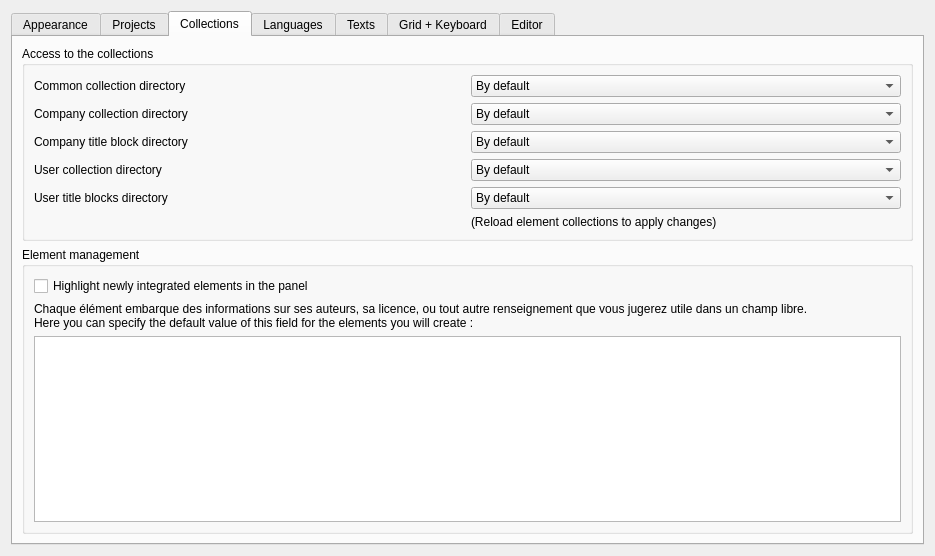
Qt form sources/ui/configpage/generalconfigurationpage.ui (EmilOsvoll/qelectrotech-source-mirror) before a commit.
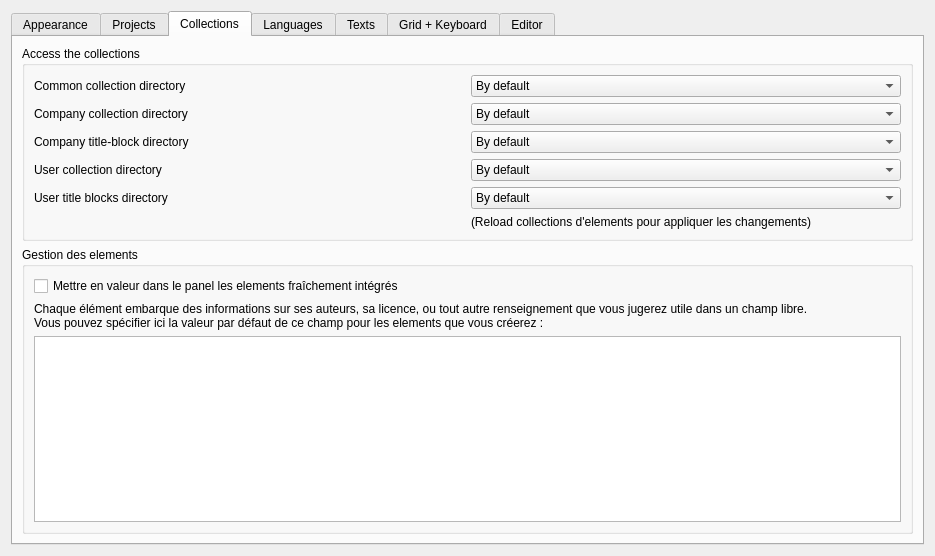
The same form after that commit. The open tabs and pages were chosen to show the change.

The edit to the form file:
```diff
--- a/sources/ui/configpage/generalconfigurationpage.ui
+++ b/sources/ui/configpage/generalconfigurationpage.ui
@@ -214,7 +214,7 @@
        <item>
         <widget class="QGroupBox" name="groupBox_5">
          <property name="title">
-          <string>Access to the collections</string>
+          <string>Access the collections</string>
          </property>
          <property name="alignment">
           <set>Qt::AlignLeading|Qt::AlignLeft|Qt::AlignTop</set>
@@ -268,7 +268,7 @@
           <item row="3" column="0">
            <widget class="QLabel" name="label_17">
             <property name="text">
-             <string>Company title block directory</string>
+             <string>Company title-block directory</string>
             </property>
            </widget>
           </item>
@@ -331,7 +331,7 @@
           <item row="6" column="1">
            <widget class="QLabel" name="label_9">
             <property name="text">
-             <string>(Reload element collections to apply changes)</string>
+             <string>(Reload collections d'elements pour appliquer les changements)</string>
             </property>
            </widget>
           </item>
@@ -341,7 +341,7 @@
        <item>
         <widget class="QGroupBox" name="groupBox_3">
          <property name="title">
-          <string>Element management</string>
+          <string>Gestion des elements</string>
          </property>
          <property name="alignment">
           <set>Qt::AlignLeading|Qt::AlignLeft|Qt::AlignTop</set>
@@ -350,7 +350,7 @@
           <item>
            <widget class="QCheckBox" name="m_highlight_integrated_elements">
             <property name="text">
-             <string>Highlight newly integrated elements in the panel</string>
+             <string>Mettre en valeur dans le panel les elements fraîchement intégrés</string>
             </property>
            </widget>
           </item>
@@ -358,7 +358,7 @@
            <widget class="QLabel" name="label_4">
             <property name="text">
              <string>Chaque élément embarque des informations sur ses auteurs, sa licence, ou tout autre renseignement que vous jugerez utile dans un champ libre.
-Here you can specify the default value of this field for the elements you will create :</string>
+Vous pouvez spécifier ici la valeur par défaut de ce champ pour les elements que vous créerez :</string>
             </property>
             <property name="scaledContents">
              <bool>false</bool>
```
Left out of the diff: 44 changed lines with no effect on the pictures.
